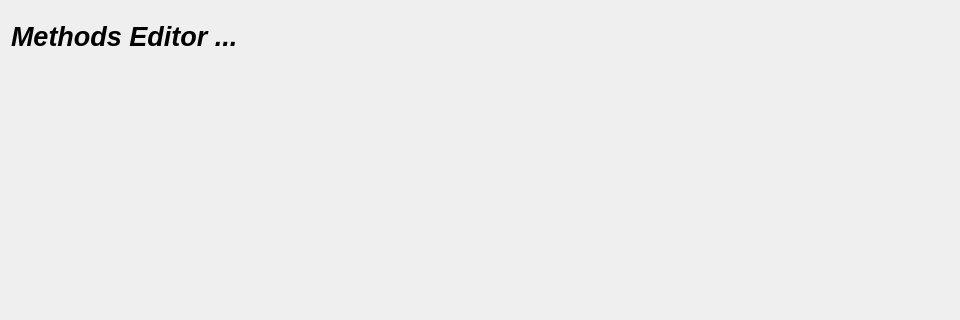
This is sources/lusan/view/si/ui/SIMethod.ui in aregtech/areg-sdk-tools as Qt 5 draws it before an edit; both pictures show x 0 to 960 and y 0 to 320 of the 1080 by 650 pixel window. The edited form follows.
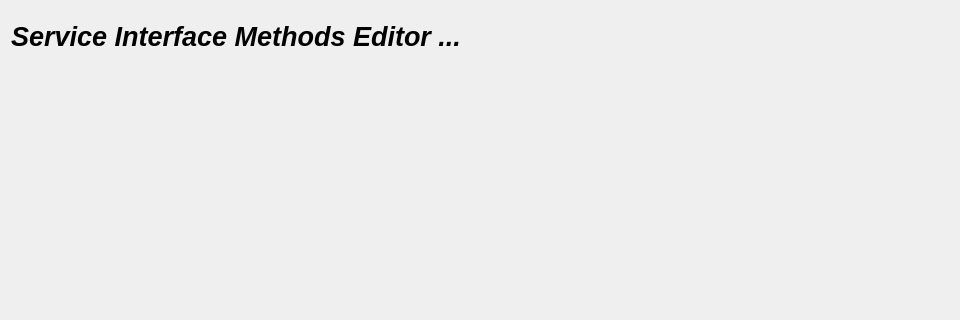
This is the edited form.

The edit to the form file:
```diff
--- a/sources/lusan/view/si/ui/SIMethod.ui
+++ b/sources/lusan/view/si/ui/SIMethod.ui
@@ -37,7 +37,7 @@
     </font>
    </property>
    <property name="text">
-    <string>Methods Editor ...</string>
+    <string>Service Interface Methods Editor ...</string>
    </property>
   </widget>
   <widget class="QWidget" name="horizontalLayoutWidget">
```
